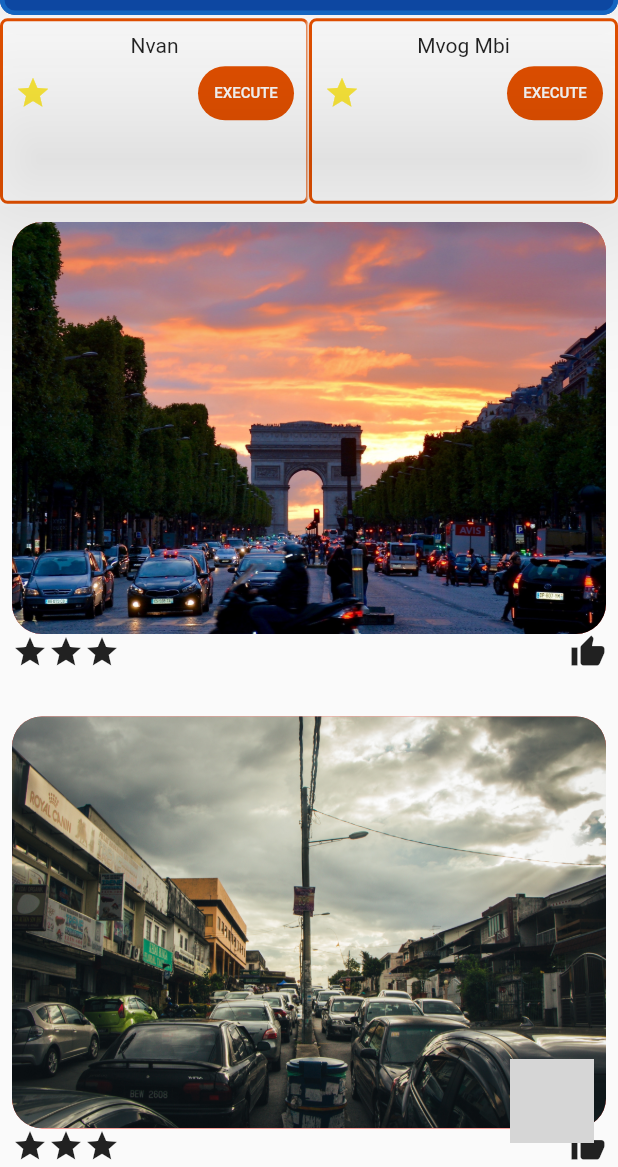
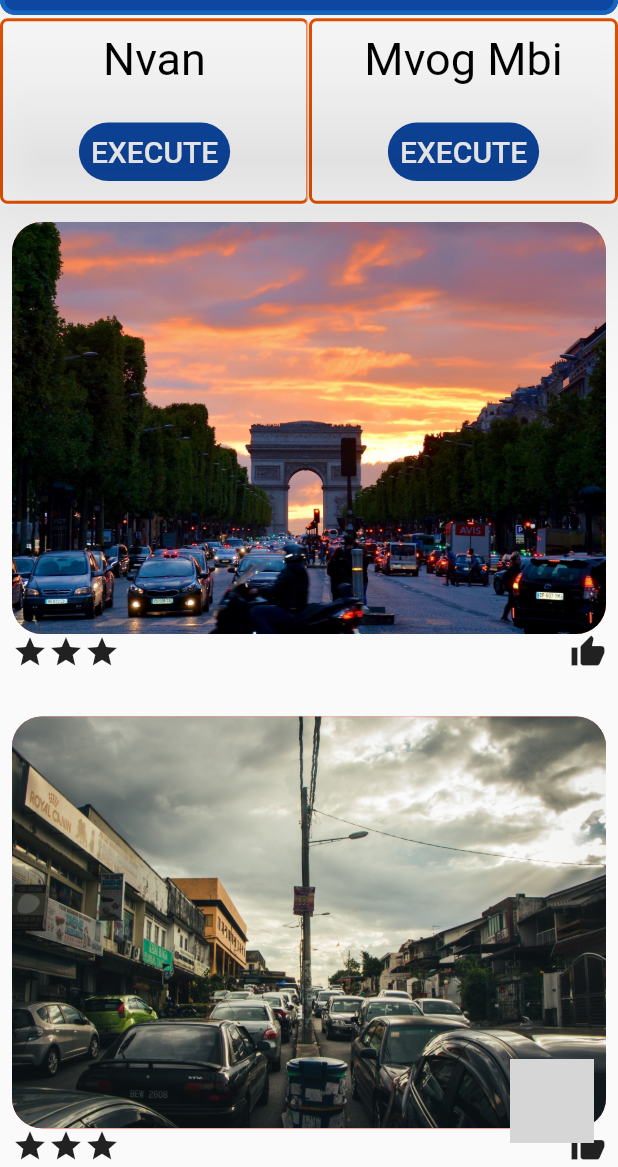
Before and after one commit to ebanje-f150/eagle_eye, a Flutter app: the HomePage screen opened directly, on a phone screen of 412 x 824 dp, the part 69-1236 px from its top. Run offline on Flutter 3.47's test engine with Material 2 defaults, Android fonts, the phone set to English and light mode, and no system bars; our stand-ins replace curved_navigation_bar, get, google_maps_flutter, image_picker, location; missing offline and left inert: fab_circular_menu; grey boxes are pictures that could not be loaded.

Commit message:
bonas helped

```diff
--- /dev/null
+++ b/lib/roots/RouteApp.dart
@@ -0,0 +1,13 @@
+class RouteApp {
+  static final String welcome = "/welcome";
+  static final String login = "/login";
+    static final String home = "/home";
+    static final String catergory = "/catergory";
+    static final String items = "/items";
+    static final String map = "/map";
+       static final String profile = "/profile";
+          static final String registration = "/registration";
+          static final String dashboard = "/dashboard";
+
+
+}
--- /dev/null
+++ b/lib/roots/pagesApp.dart
@@ -0,0 +1,73 @@
+import 'package:eagle_eye/screens/Catergory/CatergoryBinding.dart';
+import 'package:eagle_eye/screens/Catergory/CatergoryPage.dart';
+import 'package:eagle_eye/screens/Dashboard/Dashboard.dart';
+import 'package:eagle_eye/screens/Home/Home.dart';
+import 'package:eagle_eye/screens/Items/Items.dart';
+import 'package:eagle_eye/screens/Items/ItemsPage.dart';
+import 'package:eagle_eye/screens/Map/MapBinding.dart';
+import 'package:eagle_eye/screens/Map/MapPage.dart';
+import 'package:eagle_eye/screens/Profile/Profile.dart';
+import 'package:eagle_eye/screens/Profile/ProfilePage.dart';
+import 'package:eagle_eye/screens/Registration/Registration.dart';
+import 'package:eagle_eye/screens/log-in/logIn.dart';
+import 'package:eagle_eye/screens/welcome/welcome.dart';
+import 'package:get/get.dart';
+
+import 'RouteApp.dart';
+
+class PageApp {
+  static final pages = [
+    GetPage(
+        name: RouteApp.welcome,
+        page: () => WelcomePage(),
+        binding:WelcomeBinding()),
+
+         GetPage(
+        name: RouteApp.login,
+        page: () => LogInPage(),
+        binding:LogInBinding()),
+
+         GetPage(
+        name: RouteApp.home,
+        page: () => HomePage(),
+        binding:HomeBinding()),
+
+        GetPage(
+        name: RouteApp.catergory,
+        page: () => CatergoryPage(),
+        binding:CatergoryBinding()),
+
+         GetPage(
+        name: RouteApp.items,
+        page: () => ItemsPageNav(),
+        binding:ItemsBinding()),
+
+         GetPage(
+        name: RouteApp.map,
+        page: () => MapPage(),
+        binding: MapBinging()),
+
+         GetPage(
+        name: RouteApp.map,
+        page: () => MapPage(),
+        binding: MapBinging()),
+
+        GetPage(
+        name: RouteApp.profile,
+        page: () => ProfilePage(),
+        binding: ProfileBinging()),
+
+        GetPage(
+        name: RouteApp.registration,
+        page: () => Resgistration(),
+        binding: RegistrationBinging()),
+         GetPage(
+        name: RouteApp.dashboard,
+        page: () => DashBoard(),
+        binding: DashboardBinding()),
+
+
+
+
+        ];
+}
--- a/lib/screens/Home/Home.dart
+++ b/lib/screens/Home/Home.dart
@@ -1,3 +1,3 @@
-export './Home.Binding.dart';
+export 'HomeBinding.dart';
 export './HomeControler.dart';
 export './HomePage.dart';
--- a/lib/screens/Home/Home.Binding.dart
+++ b/lib/screens/Home/HomeBinding.dart
@@ -1,9 +1,10 @@
+import 'package:eagle_eye/screens/Home/HomeControler.dart';
 import 'package:get/get.dart';
 
 class HomeBinding extends Bindings{
   @override
   void dependencies() {
-    // TODO: implement dependencies
+    Get.lazyPut(() => HomeController());
   }
 
 }
--- a/lib/screens/Home/HomeControler.dart
+++ b/lib/screens/Home/HomeControler.dart
@@ -0,0 +1,19 @@
+import 'dart:convert';
+import 'dart:io';
+import 'dart:typed_data';
+
+import 'package:get/get_state_manager/src/simple/get_controllers.dart';
+import 'package:image_picker/image_picker.dart';
+import 'package:get/get.dart';
+
+class HomeController extends GetxController {
+  final selectImage = ''.obs;
+
+  void getImage(ImageSource imagesource) async {
+    final pickedFile = await ImagePicker().pickImage(source: imagesource);
+    if (pickedFile != null) {
+    } else {
+      Get.snackbar("Hello", "message", snackPosition: SnackPosition.BOTTOM);
+    }
+  }
+}
--- a/lib/screens/Home/HomePage.dart
+++ b/lib/screens/Home/HomePage.dart
@@ -1,11 +1,17 @@
+import 'dart:io';
+import 'package:eagle_eye/roots/RouteApp.dart';
 import 'package:eagle_eye/screens/Catergory/CatergoryPage.dart';
+import 'package:eagle_eye/screens/Home/HomeControler.dart';
 import 'package:eagle_eye/screens/Map/MapPage.dart';
 import 'package:eagle_eye/screens/Profile/Profile.dart';
 import 'package:fab_circular_menu/fab_circular_menu.dart';
 import 'package:flutter/cupertino.dart';
 import 'package:flutter/material.dart';
+import 'package:flutter_staggered_grid_view/flutter_staggered_grid_view.dart';
+import 'package:get/get.dart';
 import 'package:image_picker/image_picker.dart';
 import 'package:location/location.dart';
+import 'package:get/get.dart';
 
 class HomePage extends StatefulWidget {
   const HomePage({Key? key}) : super(key: key);
@@ -59,10 +65,7 @@ class _HomePageState extends State<HomePage> {
                     color: Colors.white,
                   ),
                   onPressed: () {
-                    Navigator.push(
-                        context,
-                        MaterialPageRoute(
-                            builder: (context) => CatergoryPage()));
+                    Get.toNamed(RouteApp.catergory);
                   }),
               IconButton(
                   icon: Icon(
@@ -70,10 +73,7 @@ class _HomePageState extends State<HomePage> {
                     color: Colors.white,
                   ),
                   onPressed: () {
-                     Navigator.push(
-                        context,
-                        MaterialPageRoute(
-                            builder: (context) => MapPage()));
+                   Get.toNamed(RouteApp.map);
                   }),
               IconButton(
                   icon: Icon(
@@ -81,7 +81,58 @@ class _HomePageState extends State<HomePage> {
                     color: Colors.white,
                   ),
                   onPressed: () {
-                    print('traffic');
+                    showDialog(
+                      context: context,
+                      builder: (BuildContext context) {
+                        return AlertDialog(
+                          title: Text("MAKE A DEMAND !!"),
+                          content: SingleChildScrollView(
+                            child: Container(
+                              height: MediaQuery.of(context).size.height / 4,
+                              child: Column(
+                                children: [
+                                  Padding(
+                                    padding: const EdgeInsets.only(
+                                        top: 15, bottom: 15),
+                                    child: TextField(
+                                      decoration: InputDecoration(
+                                        hintText: '',
+                                        labelText: "LOCATION",
+                                        labelStyle: TextStyle(
+                                            fontSize: 20, color: Colors.orange),
+                                        focusColor: Colors.orange,
+                                        fillColor: Colors.orange,
+                                      ),
+                                      keyboardType: TextInputType.text,
+                                    ),
+                                  ),
+                                  Row(
+                                    mainAxisAlignment:
+                                        MainAxisAlignment.spaceBetween,
+                                    children: [
+                                      FlatButton(
+                                        color: Colors.grey.shade400,
+                                        child: Text("Submit"),
+                                        onPressed: () {
+                                          print('submit');
+                                        },
+                                      ),
+                                      FlatButton(
+                                        color: Colors.grey.shade400,
+                                        child: Text("Close"),
+                                        onPressed: () {
+                                          Navigator.of(context).pop();
+                                        },
+                                      )
+                                    ],
+                                  )
+                                ],
+                              ),
+                            ),
+                          ),
+                        );
+                      },
+                    );
                   }),
               IconButton(
                   icon: Icon(
@@ -89,8 +140,7 @@ class _HomePageState extends State<HomePage> {
                     color: Colors.white,
                   ),
                   onPressed: () {
-                    Navigator.push(context,
-                        MaterialPageRoute(builder: (context) => ProfilePage()));
+                   Get.toNamed(RouteApp.profile);
                   }),
             ]),
         body: Container(
@@ -107,14 +157,30 @@ class _HomePageState extends State<HomePage> {
                         child: ListView(
                           scrollDirection: Axis.horizontal,
                           children: [
-                            Demandcard(Location: 'Nvan',),
-                            Demandcard(Location: 'Mvog Mbi',),
-                            Demandcard(Location: 'POST',),
-                            Demandcard(Location: 'odza petimarche',),
-                            Demandcard(Location: 'mesamendongo',),
-                            Demandcard(Location: 'tropicana',),
-                            Demandcard(Location: 'awae',),
-                            Demandcard(Location: 'nvog ada',),
+                            Demandcard(
+                              Location: 'Nvan',
+                            ),
+                            Demandcard(
+                              Location: 'Mvog Mbi',
+                            ),
+                            Demandcard(
+                              Location: 'POST',
+                            ),
+                            Demandcard(
+                              Location: 'odza',
+                            ),
+                            Demandcard(
+                              Location: 'bonne 10',
+                            ),
+                            Demandcard(
+                              Location: 'tropicana',
+                            ),
+                            Demandcard(
+                              Location: 'awae',
+                            ),
+                            Demandcard(
+                              Location: 'nvog ada',
+                            ),
                           ],
                         ),
                       )),
@@ -130,8 +196,12 @@ class _HomePageState extends State<HomePage> {
                               const EdgeInsets.only(left: 8, right: 8, top: 10),
                           child: Column(
                             children: [
-                              Posts(image: 'assets/paris.jpg',),
-                              Posts( image: 'assets/traffic1.jpg',),
+                              Posts(
+                                image: 'assets/paris.jpg',
+                              ),
+                              Posts(
+                                image: 'assets/traffic1.jpg',
+                              ),
                               Posts(image: 'assets/traffic2.jpg'),
                               Posts(image: 'assets/traffic3.jpg'),
                             ],
@@ -191,7 +261,7 @@ class Posts extends StatelessWidget {
   }
 }
 
-class Demandcard extends StatelessWidget {
+class Demandcard extends GetWidget<HomeController> {
   const Demandcard({
     required this.Location,
     Key? key,
@@ -219,30 +289,53 @@ class Demandcard extends StatelessWidget {
             padding: const EdgeInsets.all(8.0),
             child: Column(
               children: [
-                  Text(Location),
-                  Row(
-                    mainAxisAlignment: MainAxisAlignment.spaceBetween,
+                Text(Location,
+                    style: TextStyle(
+                      color: Colors.black,
+                      fontSize: 30,
+                    )),
+                Padding(
+                  padding: const EdgeInsets.only(top: 20),
+                  child: Row(
+                    mainAxisAlignment: MainAxisAlignment.center,
                     children: [
-                      Icon(Icons.star, color: Colors.yellow),
                       TextButton(
-                          onPressed: () {},
+                        onPressed: () {
+                          controller.getImage(ImageSource.camera);
+                        },
                         style: TextButton.styleFrom(
-                            backgroundColor: Colors.orange[900],
+                          backgroundColor: Colors.blue[900],
                           shape: RoundedRectangleBorder(
                               borderRadius:
                                   BorderRadius.all(Radius.circular(20))),
                         ),
-                          child: Text('EXECUTE',
+                        child: Text(
+                          'EXECUTE',
                           style: TextStyle(
                             color: Colors.white,
-                                fontSize: 10,
-                              )))
+                            fontSize: 20,
+                          ),
+                        ),
+                      ),
                     ],
+                  ),
                 )
               ],
             ),
-            )),
+          ),
+        ),
       ],
     );
   }
 }
+
+class Dialog extends StatelessWidget {
+  const Dialog({Key? key}) : super(key: key);
+
+  @override
+  Widget build(BuildContext context) {
+    return (Container(
+      child: Text('me'),
+    ));
+  }
+}
--- a/lib/screens/Items/ItemsBinding.dart
+++ b/lib/screens/Items/ItemsBinding.dart
@@ -0,0 +1,10 @@
+import 'package:eagle_eye/screens/Home/HomeControler.dart';
+import 'package:get/get.dart';
+
+class ItemsBinding extends Bindings{
+  @override
+  void dependencies() {
+
+  }
+
+}
--- a/lib/screens/Items/ItemsPage.dart
+++ b/lib/screens/Items/ItemsPage.dart
@@ -58,7 +58,9 @@ class _ItemsPageNavState extends State<ItemsPageNav> {
     if (pickedFile != null) {
       File imageFile = File(pickedFile.path);
     }
-}}
+}
+
+}
 
 
 
--- a/lib/screens/Profile/ProfilePage.dart
+++ b/lib/screens/Profile/ProfilePage.dart
@@ -104,7 +104,7 @@ class _ProfilePageState extends State<ProfilePage> {
                                             fillColor: Colors.orange,
                                           ),
                                           keyboardType:
-                                              TextInputType.emailAddress,
+                                              TextInputType.name,
 
                                         ),
                                         Row(
--- a/pubspec.yaml
+++ b/pubspec.yaml
@@ -34,6 +34,7 @@ dependencies:
   get: ^4.3.0
   google_maps_flutter: ^2.0.6
   location: ^4.2.0
+  flutter_staggered_grid_view: ^0.4.0
 
 dev_dependencies:
   flutter_native_splash: ^1.2.0
```
Also changed, not shown: lib/main.dart (+12 -3 lines), lib/screens/Catergory/CatergoryPage.dart (+4 -10 lines), lib/screens/Map/MapPage.dart (+13 -6 lines), lib/screens/log-in/logInPage.dart (+4 -8 lines), lib/screens/welcome/welcomePage.dart (+4 -4 lines), pubspec.lock. Lines whose indentation alone changed are shown as unchanged.
